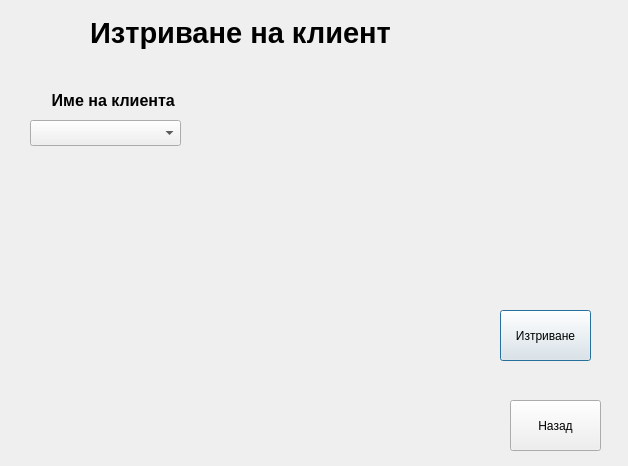
Above: removeclient.ui from JohnnyBrawo/CarServ before the change. Below: the same form after it.
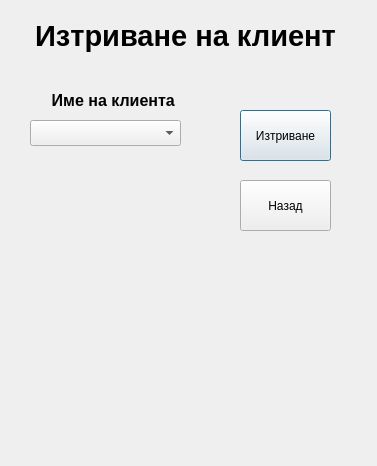
That is the form after the change.

```diff
--- a/removeclient.ui
+++ b/removeclient.ui
@@ -6,7 +6,7 @@
    <rect>
     <x>0</x>
     <y>0</y>
-    <width>628</width>
+    <width>377</width>
     <height>466</height>
    </rect>
   </property>
@@ -17,8 +17,8 @@
    <property name="geometry">
     <rect>
      <x>0</x>
-     <y>-3</y>
-     <width>481</width>
+     <y>0</y>
+     <width>371</width>
      <height>71</height>
     </rect>
    </property>
@@ -72,8 +72,8 @@
   <widget class="QPushButton" name="Button_Delete">
    <property name="geometry">
     <rect>
-     <x>500</x>
-     <y>310</y>
+     <x>240</x>
+     <y>110</y>
      <width>91</width>
      <height>51</height>
     </rect>
@@ -85,8 +85,8 @@
   <widget class="QPushButton" name="Button_Back">
    <property name="geometry">
     <rect>
-     <x>510</x>
-     <y>400</y>
+     <x>240</x>
+     <y>180</y>
      <width>91</width>
      <height>51</height>
     </rect>
```
Left out of the diff: 6 changed lines with no effect on the pictures.
